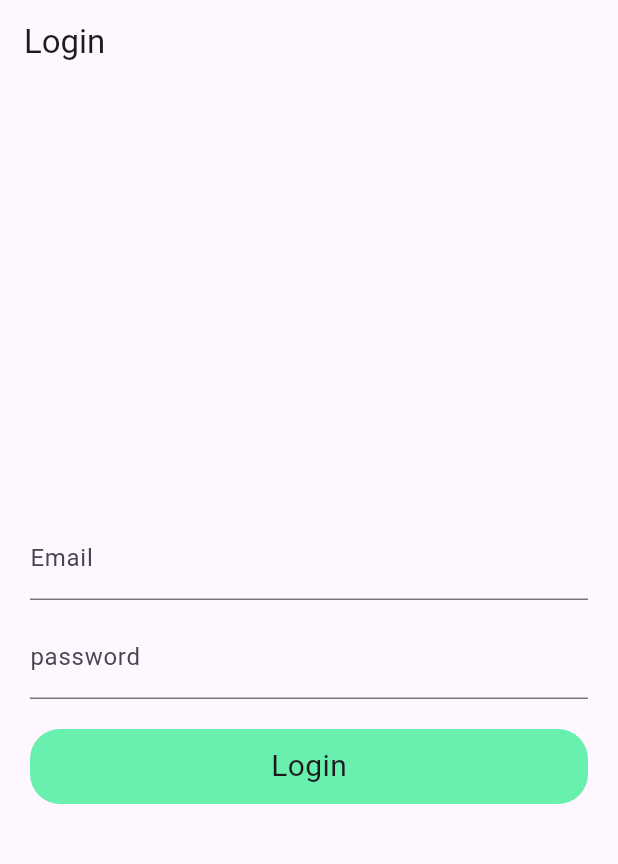
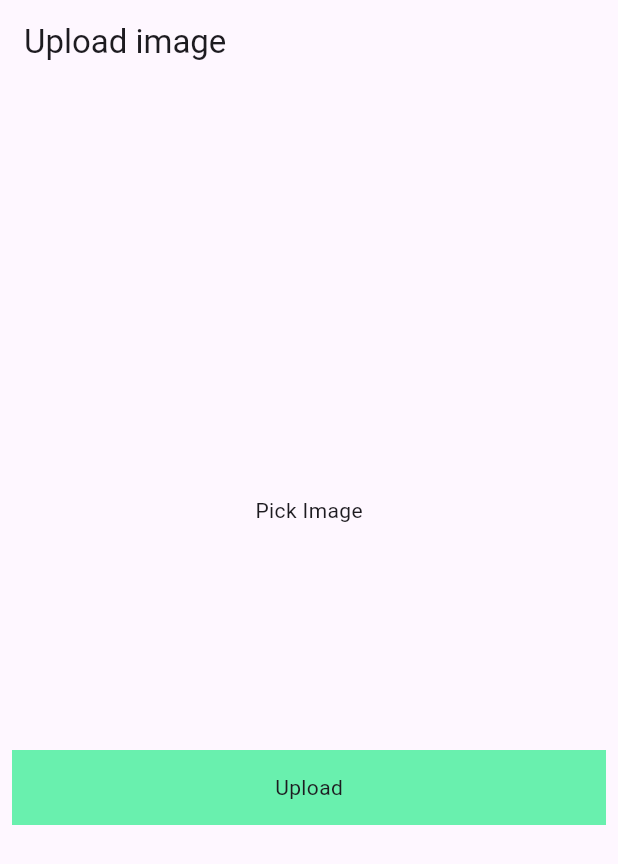
Before and after one commit to Manishs2261/Rest_API, a Flutter app: the screen it shows after launch, on a phone screen of 412 x 824 dp. Shown: the top 864 px of the screen. Run offline on Flutter 3.47's test engine with Material 2 defaults, Android fonts, the phone set to English and light mode, and no system bars; drawn by our look-alikes of modal_progress_hud_nsn; our stand-ins replace image_picker.

Commit message:
upload image servier class

```diff
--- a/lib/main.dart
+++ b/lib/main.dart
@@ -7,6 +7,7 @@ import 'package:rest_api/src/screen/example_two/example_two.dart';
 import 'package:rest_api/src/screen/home/home.dart';
 import 'package:rest_api/src/screen/login/login.dart';
 import 'package:rest_api/src/screen/signup/signup.dart';
+import 'package:rest_api/src/screen/upload_image/upload_image.dart';
 
 void main() {
   runApp(const MyApp());
@@ -25,7 +26,8 @@ class MyApp extends StatelessWidget {
         colorScheme: ColorScheme.fromSeed(seedColor: Colors.deepPurple),
         useMaterial3: true,
       ),
-      home: Login()
+      home: UploadImage()
+      //Login()
       //SignUp()
       //ExampleFive()
       //ExamoleFour()
--- /dev/null
+++ b/lib/src/screen/upload_image/upload_image.dart
@@ -0,0 +1,130 @@
+
+import 'dart:io';
+import 'package:http/http.dart'as http;
+
+import 'package:flutter/material.dart';
+import 'package:image_picker/image_picker.dart';
+import 'package:modal_progress_hud_nsn/modal_progress_hud_nsn.dart';
+
+class UploadImage extends StatefulWidget {
+  const UploadImage({super.key});
+
+  @override
+  State<UploadImage> createState() => _UploadImageState();
+}
+
+class _UploadImageState extends State<UploadImage> {
+
+  File? image;
+  final _picker = ImagePicker();
+  bool showSpinner = false;
+
+  Future getImage() async {
+
+    final pickedFile = await _picker.pickImage(source: ImageSource.gallery,imageQuality: 80);
+    if(pickedFile!= null){
+
+      image = File(pickedFile.path);
+      setState(() {
+
+      });
+    }else
+      {
+        print("no image selected");
+      }
+  }
+
+  Future<void> uploadImage() async{
+
+    setState(() {
+
+      showSpinner= true;
+    });
+
+    var stream = new http.ByteStream(image!.openRead());
+    stream.cast();
+    var length = await image!.length();
+    var uri = Uri.parse('https://fakestoreapi.com/products');
+    var request = new http.MultipartRequest('POST', uri);
+    request.fields['title'] = "Static title";
+    var multiport = new http.MultipartFile(
+        'image',
+        stream,
+        length
+    );
+
+    request.files.add(multiport);
+    var response = await request.send();
+
+    if(response.statusCode == 200)
+      {
+        setState(() {
+
+          showSpinner= false;
+        });
+        print("image uploaded");
+      }else
+        {
+          setState(() {
+
+            showSpinner= false;
+          });
+          print("failed");
+        }
+  }
+
+  @override
+  Widget build(BuildContext context) {
+    return ModalProgressHUD(
+      inAsyncCall: showSpinner,
+      child: Scaffold(
+        appBar: AppBar(
+          title: Text("Upload image"),
+        ),
+        body: Padding(
+          padding: const EdgeInsets.all(8.0),
+          child: Column(
+            mainAxisAlignment: MainAxisAlignment.center,
+            crossAxisAlignment: CrossAxisAlignment.center,
+            children: [
+
+              GestureDetector(
+                onTap: (){
+                  getImage();
+                },
+                child: Container(
+                  child: image == null ? Center(child: Text("Pick Image"),)
+                  :
+                  Container(
+                    child: Center(
+                      child: Image.file(
+                        File(image!.path).absolute,
+                        height: 100,
+                        width: 100,
+                        fit: BoxFit.cover,
+                      ),
+                    ),
+                  ),
+
+                ),
+              ),
+
+              SizedBox(height: 150,),
+              GestureDetector(
+                onTap: (){
+                  uploadImage();
+                },
+                child: Container(
+                  height: 50,
+                    color: Colors.greenAccent,
+                  child: Center(child: Text('Upload')),
+                ),
+              )
+
+            ],
+          ),
+        ),
+      ),
+    );
+  }
+}
--- a/pubspec.yaml
+++ b/pubspec.yaml
@@ -37,6 +37,7 @@ dependencies:
   cupertino_icons: ^1.0.2
   http: ^1.1.0
   modal_progress_hud_nsn: ^0.4.0
+  image_picker: ^1.0.2
 
 dev_dependencies:
   flutter_test:
```
Also changed, not shown: pubspec.lock, 6 other files.
